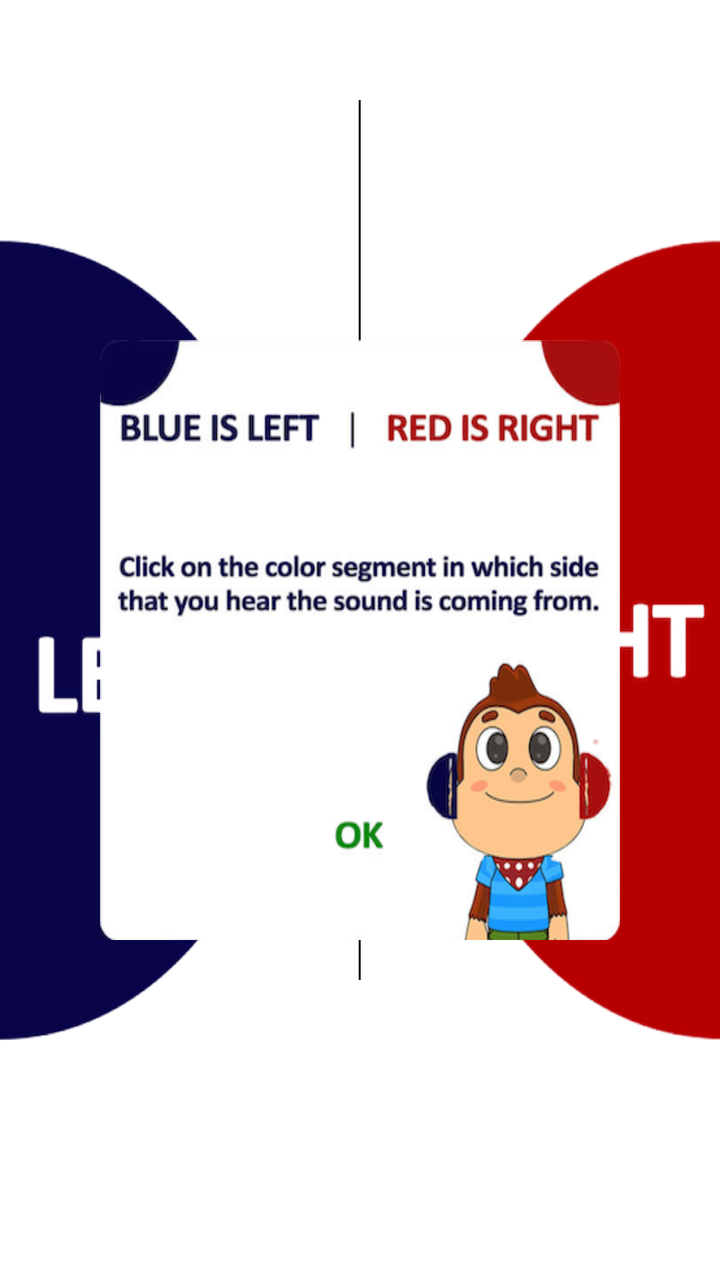
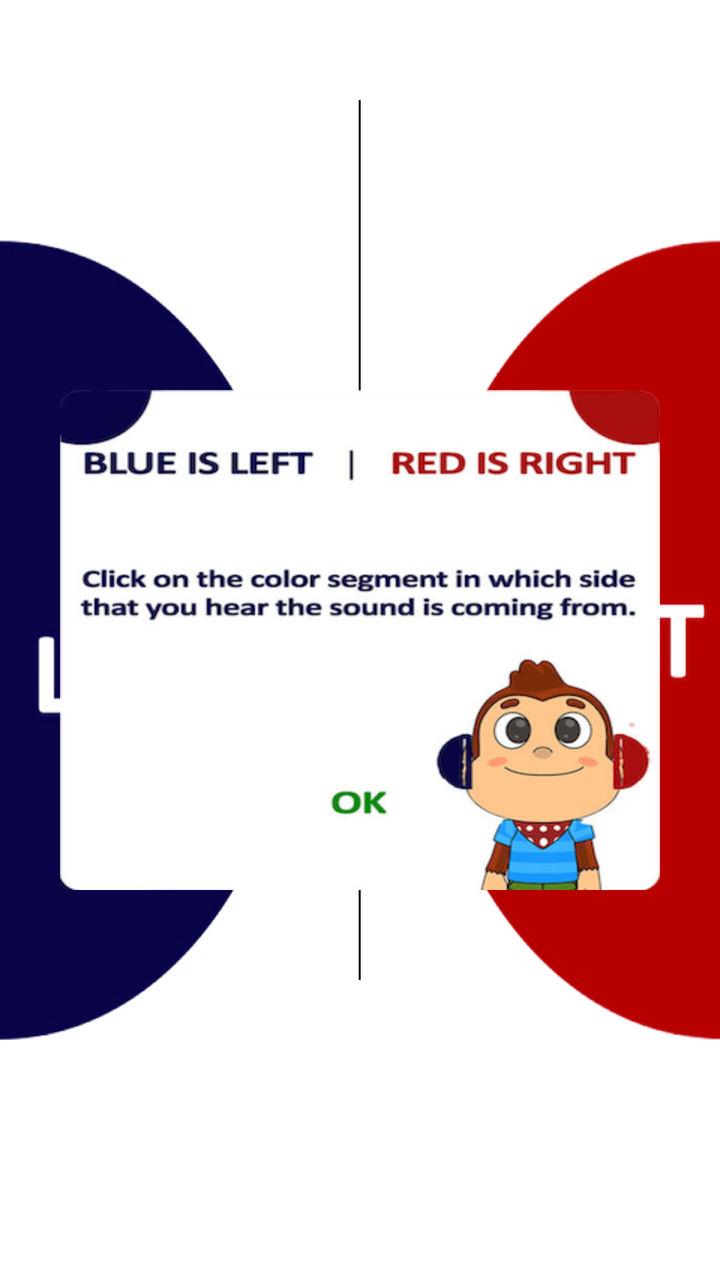

An Android layout rendered at two revisions. The XML below is the earlier revision; the diff shows what the commit changed to produce the second picture.
<!-- AndroidManifest.xml: application theme Theme.IAhead -->
<!-- res/layout/activity_leftright.xml -->
<?xml version="1.0" encoding="utf-8"?>
<RelativeLayout xmlns:android="http://schemas.android.com/apk/res/android"
    android:layout_width="match_parent"
    android:layout_height="match_parent"
    android:orientation="vertical">


        <LinearLayout
            android:layout_centerVertical="true"
            android:id="@+id/ll_left"
            android:background="@drawable/left"
            android:orientation="vertical"
            android:layout_weight="1"
            android:layout_width="150dp"
            android:layout_height="400dp">

        </LinearLayout>

        <View
            android:layout_centerHorizontal="true"
            android:layout_marginBottom="150dp"
            android:layout_marginTop="50dp"
            android:layout_width="1dp"
            android:layout_height="match_parent"
            android:background="@color/black"/>

        <LinearLayout
            android:layout_alignParentRight="true"
            android:layout_centerVertical="true"
            android:id="@+id/ll_right"
            android:layout_marginLeft="40dp"
            android:background="@drawable/right"
            android:orientation="vertical"
            android:layout_weight="1"
            android:layout_width="150dp"
            android:layout_height="400dp">

        </LinearLayout>

    <ImageView
        android:id="@+id/ivClose"
        android:layout_centerVertical="true"
        android:layout_marginRight="50dp"
        android:layout_marginLeft="50dp"
        android:layout_width="match_parent"
        android:layout_height="300dp"
        android:background="@drawable/soundcheck"/>

    <TextView
        android:visibility="gone"
        android:id="@+id/tv_proceed"
        android:layout_width="wrap_content"
        android:layout_height="wrap_content"
        android:text="PROCEED"
        android:textSize="30dp"
        android:textStyle="bold"
        android:layout_centerHorizontal="true"
        android:textColor="@color/black"
        android:layout_marginBottom="50dp"
        android:layout_alignParentBottom="true"/>
</RelativeLayout>
<!-- resources referenced by this layout -->
<resources>
  <color name="black">#FF000000</color>
  <!-- drawable left: png bitmap (drawable, 80347 bytes) -->
  <!-- drawable right: png bitmap (drawable, 54598 bytes) -->
  <!-- drawable soundcheck: png bitmap (drawable, 100813 bytes) -->
  <style name="Theme.IAhead" parent="Theme.MaterialComponents.DayNight.NoActionBar">
          
          <item name="colorPrimary">@color/purple_500</item>
          <item name="colorPrimaryVariant">@color/purple_700</item>
          <item name="colorOnPrimary">@color/white</item>
          
          <item name="colorSecondary">@color/teal_200</item>
          <item name="colorSecondaryVariant">@color/teal_700</item>
          <item name="colorOnSecondary">@color/black</item>
          
          <item name="android:statusBarColor">?attr/colorPrimaryVariant</item>
          
      </style>
  <color name="purple_500">#FF6200EE</color>
  <color name="purple_700">#FF3700B3</color>
  <color name="white">#FFFFFFFF</color>
  <color name="teal_200">#FF03DAC5</color>
  <color name="teal_700">#FF018786</color>
</resources>

<!-- the commit's change to res/layout/activity_leftright.xml (unified diff, before → after) -->
@@ -40,10 +40,10 @@
     <ImageView
         android:id="@+id/ivClose"
         android:layout_centerVertical="true"
-        android:layout_marginRight="50dp"
-        android:layout_marginLeft="50dp"
+        android:layout_marginRight="30dp"
+        android:layout_marginLeft="30dp"
         android:layout_width="match_parent"
-        android:layout_height="300dp"
+        android:layout_height="250dp"
         android:background="@drawable/soundcheck"/>
 
     <TextView
